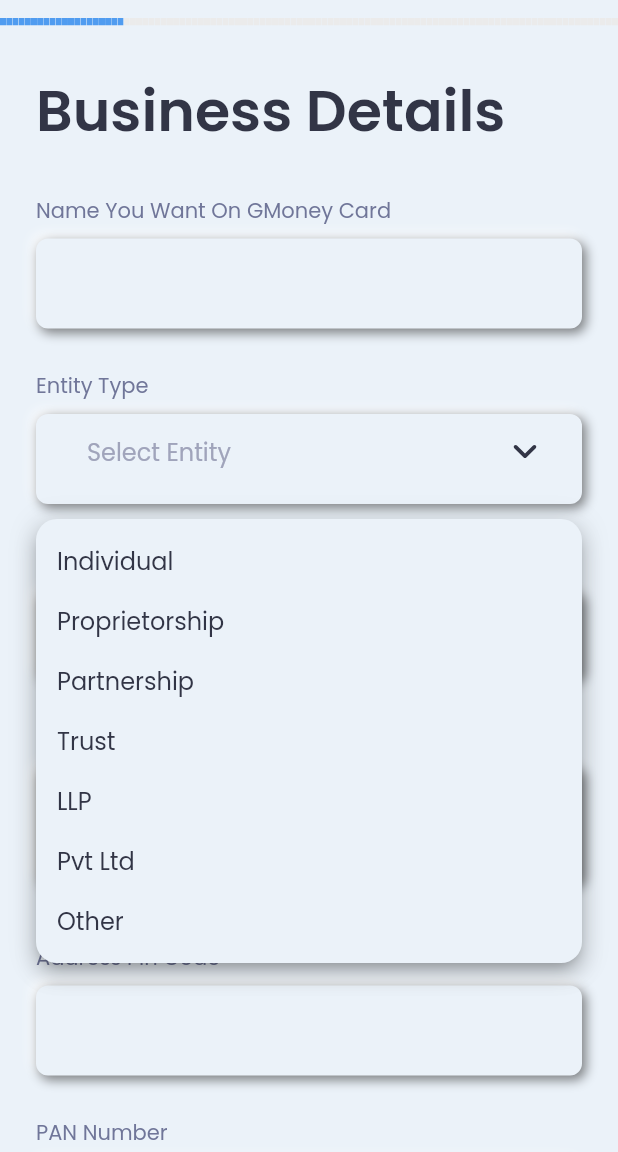
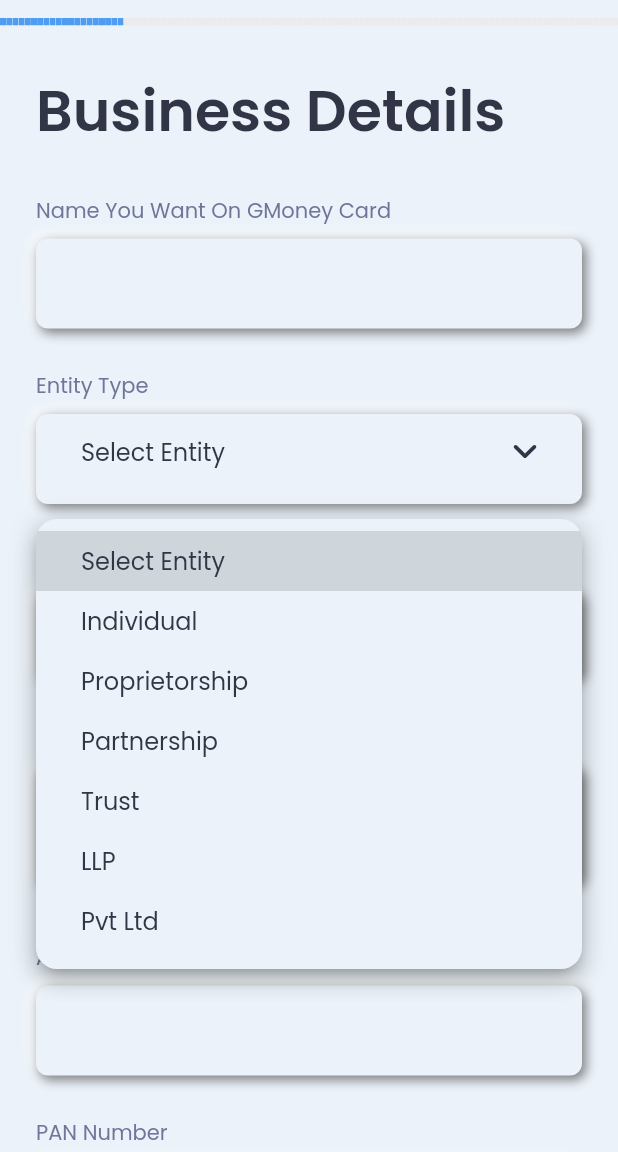
Before and after one commit to gautamyadav422/doctor-, a Flutter app: the BusinessScreen screen opened by its route, after a tap on "Select Entity", on a phone screen of 412 x 824 dp, the part 84-1236 px from its top. Run offline on Flutter 3.47's test engine with Material 2 defaults, Android fonts, the phone set to English and light mode, and no system bars; drawn by our look-alikes of dropdown_button2, flutter_neumorphic, step_progress_indicator; our stand-ins replace flutter_easyloading, flutter_svg, fluttertoast, get, get_storage, google_fonts and 1 more; accounts and stored records are empty; network calls fail.

Commit message:
dropdown changes

```diff
--- a/lib/presentation/business_details/controller/busines_details_controller.dart
+++ b/lib/presentation/business_details/controller/busines_details_controller.dart
@@ -1,3 +1,4 @@
+import 'package:doctor/constant/string_constant.dart';
 import 'package:flutter_neumorphic/flutter_neumorphic.dart';
 import 'package:get/get.dart';
 
@@ -10,9 +11,12 @@ class BusinessDetailsController extends GetxController {
 
   RxBool arrowState = false.obs;
 
-  RxString? selectedValue;
+  RxString selectEntityValue= StringConstant.selectentityLabel.obs;
+
+  RxString selectAddressValue= StringConstant.addressTypeLabel.obs;
 
   RxList<String> items = [
+    StringConstant.selectentityLabel,
     'Individual',
     'Proprietorship',
     'Partnership',
@@ -24,6 +28,7 @@ class BusinessDetailsController extends GetxController {
 
 
   RxList<String> addressItems = [
+    StringConstant.addressTypeLabel,
     'Business',
     'Communication',
     'Current',
--- a/lib/presentation/business_details/ui/business_details_screen.dart
+++ b/lib/presentation/business_details/ui/business_details_screen.dart
@@ -111,12 +111,10 @@ class BusinessScreen extends StatelessWidget {
                   const VerticalSpacer(
                     spacing: 8,
                   ),
-
                   _dropDownMenuWidgetAddress(controller),
                   const VerticalSpacer(
                     spacing: 28,
                   ),
-
                   const Padding(
                     padding: EdgeInsets.symmetric(horizontal: 24),
                     child: TextView(
@@ -137,7 +135,6 @@ class BusinessScreen extends StatelessWidget {
                   const VerticalSpacer(
                     spacing: 10,
                   ),
-
                   const VerticalSpacer(
                     spacing: 28,
                   ),
@@ -154,10 +151,8 @@ class BusinessScreen extends StatelessWidget {
                   const VerticalSpacer(),
                   Padding(
                     padding: const EdgeInsets.symmetric(horizontal: 24),
-                    child: AppFormField(
+                    child: AppFormField(),
                   ),
-                  ),
-
 
 /*
                   const Padding(
@@ -239,8 +234,7 @@ class BusinessScreen extends StatelessWidget {
                   const VerticalSpacer(),
                   Padding(
                     padding: const EdgeInsets.symmetric(horizontal: 24),
-                    child: AppFormField(
-                    ),
+                    child: AppFormField(),
                   ),
                   const VerticalSpacer(
                     spacing: 28,
@@ -343,7 +337,8 @@ class BusinessScreen extends StatelessWidget {
       padding: const EdgeInsets.symmetric(horizontal: 24),
       child: AppContainer(
         height: 60,
-        child: DropdownButton2(
+        child: Obx(
+          () => DropdownButton2<String>(
             underline: const SizedBox.shrink(),
             dropdownFullScreen: true,
             isExpanded: true,
@@ -362,17 +357,109 @@ class BusinessScreen extends StatelessWidget {
             items: controller.items
                 .map((item) => DropdownMenuItem<String>(
                     value: item,
+                    child: Padding(
+                      padding: const EdgeInsets.symmetric(horizontal: 16),
                       child: TextView(
                         text: item,
                         style: const TextStyle(
                             fontSize: 16, color: ColorConstant.primaryTextColor),
+                      ),
                     )))
                 .toList(),
-          value: controller.selectedValue,
+            value: controller.selectEntityValue.value,
             onChanged: (value) {
-            print("ddd");
-            print(value);
-             controller.selectedValue;
+              if (value != null) {
+                controller.selectEntityValue.value = value;
+              }
+            },
+            iconOnClick: GestureDetector(
+              onTap: () {
+                controller.arrowState.value = !controller.arrowState.value;
+              },
+              child: Padding(
+                padding: const EdgeInsets.symmetric(horizontal: 20),
+                child: Padding(
+                  padding: const EdgeInsets.all(8.0),
+                  child: SvgPicture.asset(
+                    AssetPathConstant.upIcon,
+                    height: 10,
+                    color: ColorConstant.iconsButtonColor,
+                  ),
+                ),
+              ),
+            ),
+            icon: Padding(
+              padding: const EdgeInsets.symmetric(horizontal: 20),
+              child: Padding(
+                padding: const EdgeInsets.all(8.0),
+                child: SvgPicture.asset(
+                  height: 20,
+                  AssetPathConstant.downIcon,
+                  color: ColorConstant.iconsButtonColor,
+                ),
+              ),
+            ),
+
+            iconSize: 14,
+            iconEnabledColor: Colors.yellow,
+            iconDisabledColor: Colors.grey,
+            buttonHeight: 50,
+            buttonElevation: 2,
+            itemHeight: 40,
+            itemPadding: const EdgeInsets.only(left: 14, right: 14),
+            dropdownMaxHeight: 300,
+            dropdownDecoration: BoxDecoration(
+              borderRadius: BorderRadius.circular(14),
+              color: ColorConstant.appBackgroundColor,
+            ),
+            dropdownElevation: 8, dropdownOverButton: false,
+
+            // scrollbarAlwaysShow: false,
+            offset: const Offset(0, -20),
+          ),
+        ),
+      ),
+    );
+  }
+
+  Padding _dropDownMenuWidgetAddress(BusinessDetailsController controller) {
+    return Padding(
+      padding: const EdgeInsets.symmetric(horizontal: 24),
+      child: AppContainer(
+        height: 60,
+        child: DropdownButton2<String>(
+          underline: const SizedBox.shrink(),
+          dropdownFullScreen: true,
+          isExpanded: true,
+          hint: Row(
+            children: const [
+              Padding(
+                padding: EdgeInsets.symmetric(horizontal: 20),
+                child: TextView(
+                  text: StringConstant.selectAddressLabel,
+                  style: TextStyle(
+                      fontSize: 16, color: ColorConstant.dropdownColor),
+                ),
+              ),
+            ],
+          ),
+          items: controller.addressItems
+              .map((item) => DropdownMenuItem<String>(
+                  value: item,
+                  child: Padding(
+                    padding: const EdgeInsets.symmetric(horizontal: 16),
+                    child: TextView(
+                      text: item,
+                      style: const TextStyle(
+                          fontSize: 16, color: ColorConstant.primaryTextColor),
+                    ),
+                  )))
+              .toList(),
+          value: controller.selectAddressValue.value,
+          onChanged: (value) {
+            if (value != null) {
+              controller.selectAddressValue.value = value;
+            }
           },
           iconOnClick: GestureDetector(
             onTap: () {
@@ -422,90 +509,4 @@ class BusinessScreen extends StatelessWidget {
       ),
     );
   }
-
-
-
-  Padding _dropDownMenuWidgetAddress(BusinessDetailsController controller) {
-    return Padding(
-      padding: const EdgeInsets.symmetric(horizontal: 24),
-      child: AppContainer(
-        height: 60,
-        child: DropdownButton2(
-          underline: const SizedBox.shrink(),
-          dropdownFullScreen: true,
-          isExpanded: true,
-          hint: Row(
-            children: const [
-              Padding(
-                padding: EdgeInsets.symmetric(horizontal: 20),
-                child: TextView(
-                  text: StringConstant.selectAddressLabel,
-                  style: TextStyle(
-                      fontSize: 16, color: ColorConstant.dropdownColor),
-                ),
-              ),
-            ],
-          ),
-          items: controller.addressItems
-              .map((item) => DropdownMenuItem<String>(
-              value: item,
-              child: TextView(
-                text: item,
-                style: const TextStyle(
-                    fontSize: 16, color: ColorConstant.primaryTextColor),
-              )))
-              .toList(),
-          value: controller.selectedValue,
-          onChanged: (value) {
-            // controller.selectedValue
-          },
-          iconOnClick: GestureDetector(
-            onTap: () {
-              controller.arrowState.value = !controller.arrowState.value;
-            },
-            child: Padding(
-              padding: const EdgeInsets.symmetric(horizontal: 20),
-              child: Padding(
-                padding: const EdgeInsets.all(8.0),
-                child: SvgPicture.asset(
-                  AssetPathConstant.upIcon,
-                  height: 10,
-                  color: ColorConstant.iconsButtonColor,
-                ),
-              ),
-            ),
-          ),
-          icon: Padding(
-            padding: const EdgeInsets.symmetric(horizontal: 20),
-            child: Padding(
-              padding: const EdgeInsets.all(8.0),
-              child: SvgPicture.asset(
-                height: 20,
-                AssetPathConstant.downIcon,
-                color: ColorConstant.iconsButtonColor,
-              ),
-            ),
-          ),
-
-          iconSize: 14,
-          iconEnabledColor: Colors.yellow,
-          iconDisabledColor: Colors.grey,
-          buttonHeight: 50,
-          buttonElevation: 2,
-          itemHeight: 40,
-          itemPadding: const EdgeInsets.only(left: 14, right: 14),
-          dropdownMaxHeight: 300,
-          dropdownDecoration: BoxDecoration(
-            borderRadius: BorderRadius.circular(14),
-            color: ColorConstant.appBackgroundColor,
-          ),
-          dropdownElevation: 8, dropdownOverButton: false,
-
-          // scrollbarAlwaysShow: false,
-          offset: const Offset(0, -20),
-        ),
-      ),
-    );
 }
-
-}
```
Lines whose indentation alone changed are shown as unchanged.
